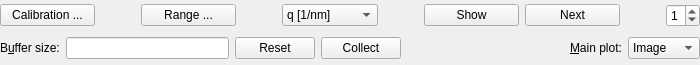
First picture: the form in lavuelib/ui/DiffractogramToolWidget.ui, repository syncope/lavue, before the edit.
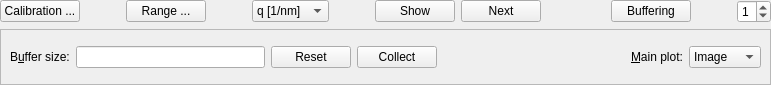
Second picture: the form after the edit.

Commit message: add buffering button

```diff
--- a/lavuelib/ui/DiffractogramToolWidget.ui
+++ b/lavuelib/ui/DiffractogramToolWidget.ui
@@ -6,8 +6,8 @@
    <rect>
     <x>0</x>
     <y>0</y>
-    <width>700</width>
-    <height>65</height>
+    <width>771</width>
+    <height>85</height>
    </rect>
   </property>
   <property name="maximumSize">
@@ -19,7 +19,7 @@
   <property name="windowTitle">
    <string>Form</string>
   </property>
-  <layout class="QVBoxLayout" name="verticalLayout">
+  <layout class="QGridLayout" name="gridLayout_2">
    <property name="leftMargin">
     <number>0</number>
    </property>
@@ -32,7 +32,7 @@
    <property name="bottomMargin">
     <number>0</number>
    </property>
-   <item>
+   <item row="0" column="0">
     <layout class="QHBoxLayout" name="horizontalLayout">
      <property name="spacing">
       <number>6</number>
@@ -159,6 +159,29 @@
        </property>
       </widget>
      </item>
+     <item>
+      <spacer name="horizontalSpacer_6">
+       <property name="orientation">
+        <enum>Qt::Horizontal</enum>
+       </property>
+       <property name="sizeHint" stdset="0">
+        <size>
+         <width>40</width>
+         <height>20</height>
+        </size>
+       </property>
+      </spacer>
+     </item>
+     <item>
+      <widget class="QPushButton" name="bufferPushButton">
+       <property name="toolTip">
+        <string>&lt;html&gt;&lt;head/&gt;&lt;body&gt;&lt;p&gt;Show/Hide diffractogram buffer widgets&lt;/p&gt;&lt;/body&gt;&lt;/html&gt;</string>
+       </property>
+       <property name="text">
+        <string>Buffering</string>
+       </property>
+      </widget>
+     </item>
      <item>
       <spacer name="horizontalSpacer_2">
        <property name="orientation">
@@ -196,8 +219,41 @@
      </item>
     </layout>
    </item>
-   <item>
+   <item row="1" column="0">
+    <widget class="QFrame" name="bufferFrame">
+     <property name="frameShape">
+      <enum>QFrame::StyledPanel</enum>
+     </property>
+     <property name="frameShadow">
+      <enum>QFrame::Raised</enum>
+     </property>
+     <layout class="QGridLayout" name="gridLayout">
+      <property name="leftMargin">
+       <number>0</number>
+      </property>
+      <property name="topMargin">
+       <number>0</number>
+      </property>
+      <property name="rightMargin">
+       <number>0</number>
+      </property>
+      <property name="bottomMargin">
+       <number>0</number>
+      </property>
+      <item row="0" column="0">
     <layout class="QHBoxLayout" name="horizontalLayout_2">
+        <property name="leftMargin">
+         <number>9</number>
+        </property>
+        <property name="topMargin">
+         <number>9</number>
+        </property>
+        <property name="rightMargin">
+         <number>9</number>
+        </property>
+        <property name="bottomMargin">
+         <number>9</number>
+        </property>
      <item>
       <widget class="QLabel" name="sizeLabel">
        <property name="toolTip">
@@ -282,6 +338,9 @@
       </widget>
      </item>
     </layout>
+      </item>
+     </layout>
+    </widget>
    </item>
   </layout>
  </widget>
```
Lines whose indentation alone changed are shown as unchanged. The commit also changes 1 other file.
